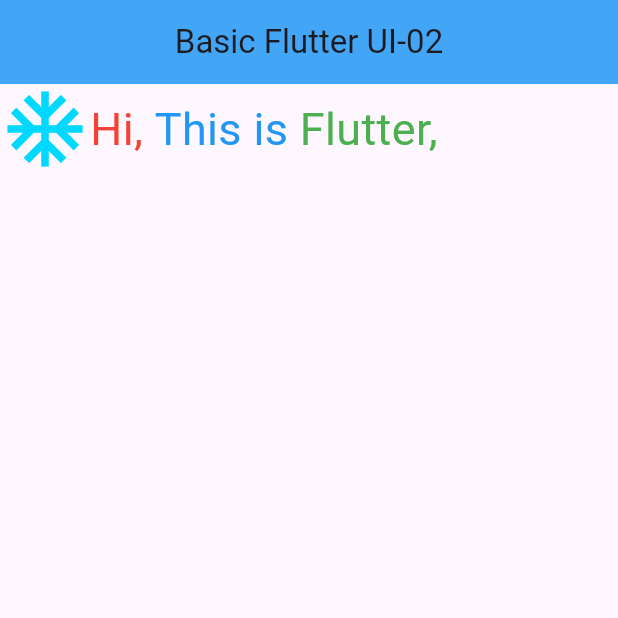
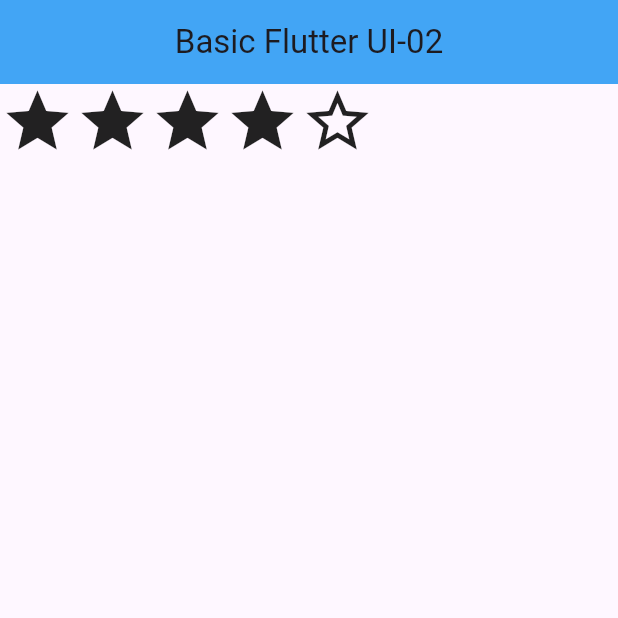
Before and after one commit to noobarafat/flutter_application_1, a Flutter app: the screen it shows after launch, on a phone screen of 412 x 824 dp, the top half of it. Run offline on Flutter 3.47's test engine with Material 3 defaults, Android fonts, the phone set to English and light mode, and no system bars.

Commit message:
transcom used

```diff
--- a/lib/main.dart
+++ b/lib/main.dart
@@ -20,30 +20,24 @@ class LabClass05 extends StatelessWidget {
         body: Row(
           children: [
             Icon(
-              Icons.ac_unit,
-              size: 60,
-              color: const Color.fromARGB(255, 0, 217, 255),
+             Icons.star,
+             size: 50,
             ),
-            Text(
-              "Hi, ",
-              style: TextStyle(
-                color: Colors.red,
-                fontSize: 30,
-              ),
+            Icon(
+             Icons.star,
+             size: 50,
             ),
-            Text(
-              "This is ",
-              style: TextStyle(
-                color: Colors.blue,
-                fontSize: 30,
-              ),
+            Icon(
+             Icons.star,
+             size: 50,
             ),
-            Text(
-              "Flutter, ",
-              style: TextStyle(
-                color: Colors.green,
-                fontSize: 30,
-              ),
+            Icon(
+             Icons.star,
+             size: 50,
+            ),
+            Icon(
+             Icons.star_outline,
+             size: 50,
             ),
           ],
         ),
```
